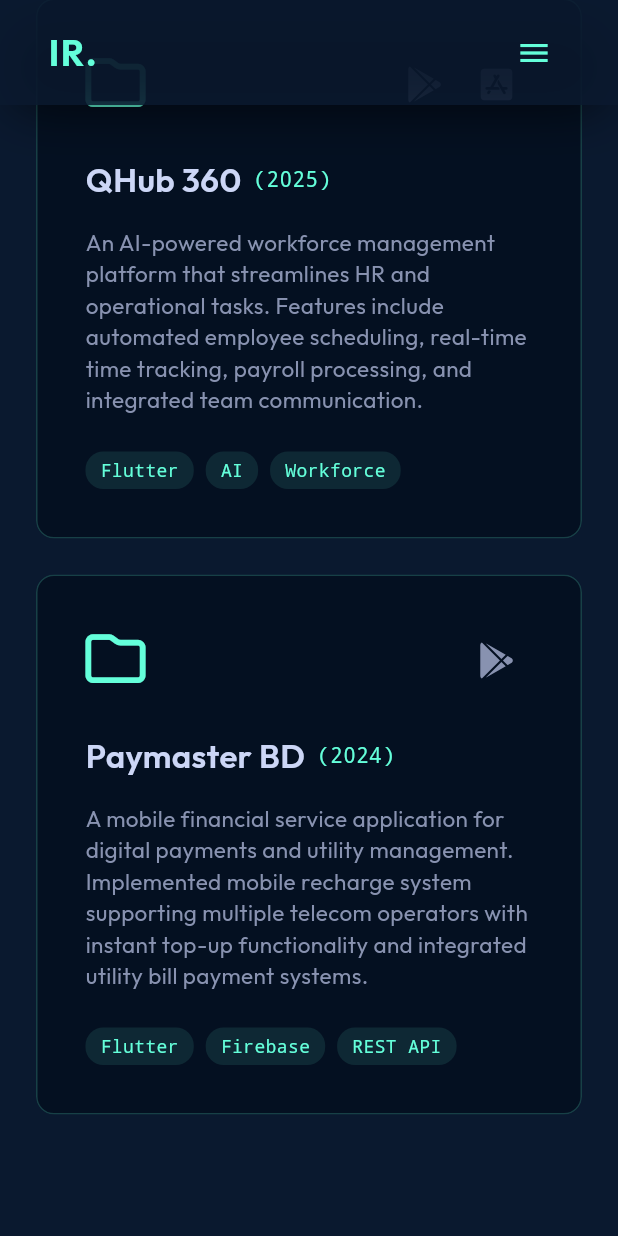
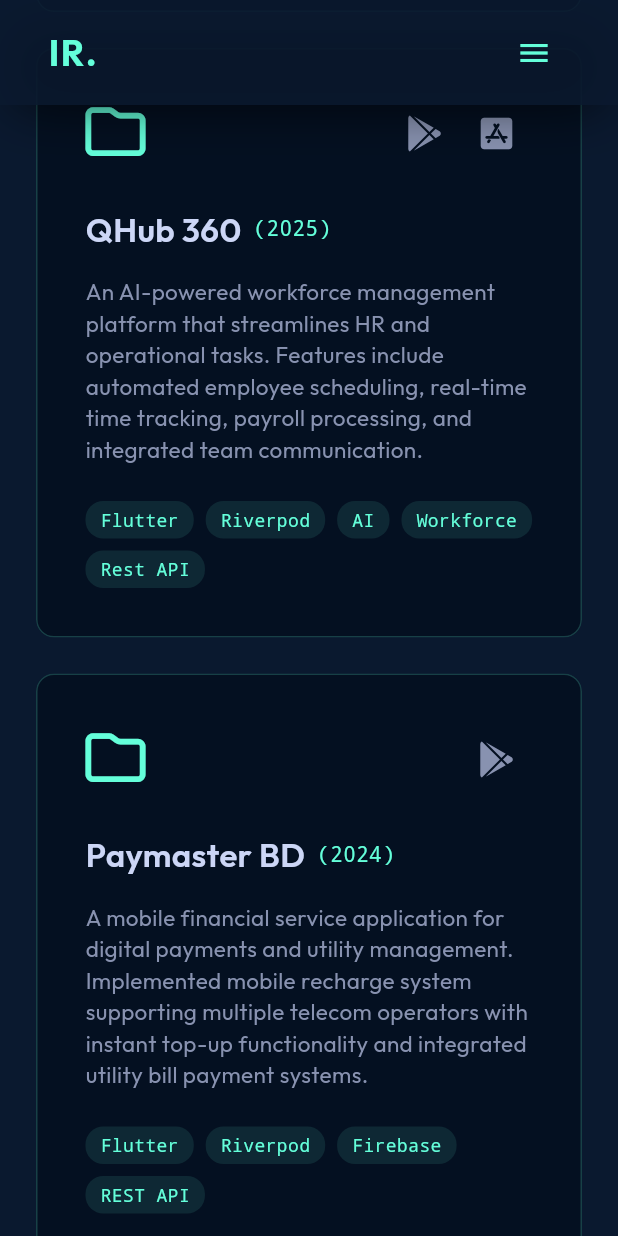
Before and after one commit to Imtiazmaruf/portfolio-imtiaz, a Flutter app: the screen it shows after launch, scrolled down 3456 dp, on a phone screen of 412 x 824 dp. Run offline on Flutter 3.47's test engine with Material 3 defaults, Android fonts, the light colour scheme and no system bars; our stand-ins replace font_awesome_flutter, google_fonts.

Commit message:
feat: update project tags and store links in projects section

```diff
--- a/lib/sections/projects_section.dart
+++ b/lib/sections/projects_section.dart
@@ -26,11 +26,11 @@ class ProjectsSection extends StatelessWidget {
                       year: '2026',
                       desc:
                           'A cross-platform career networking and job recruitment platform for Android and iOS users. Developed professional profile creation, CV management, job searching, real-time messaging, interview scheduling, and intelligent job matching systems.',
-                      tags: ['Flutter', 'Firebase', 'REST API'],
+                      tags: ['Flutter', 'GetX', 'AI', 'Firebase', 'REST API'],
                       playStoreUrl:
                           'https://play.google.com/store/apps/details?id=com.carlovan.cvconnectai',
                       appStoreUrl:
-                          'https://apps.apple.com/us/iphone/search?term=Mycvconnect',
+                          'https://apps.apple.com/us/app/mycvconnect/id6757781151',
                     ),
                     const SizedBox(height: 24),
 
@@ -39,7 +39,13 @@ class ProjectsSection extends StatelessWidget {
                       year: '2025',
                       desc:
                           'An AI-powered workforce management platform that streamlines HR and operational tasks. Features include automated employee scheduling, real-time time tracking, payroll processing, and integrated team communication.',
-                      tags: ['Flutter', 'AI', 'Workforce'],
+                      tags: [
+                        'Flutter',
+                        'Riverpod',
+                        'AI',
+                        'Workforce',
+                        'Rest API',
+                      ],
                       playStoreUrl:
                           'https://play.google.com/store/apps/details?id=com.qtech.qhub360',
                       appStoreUrl:
@@ -51,7 +57,7 @@ class ProjectsSection extends StatelessWidget {
                       year: '2024',
                       desc:
                           'A mobile financial service application for digital payments and utility management. Implemented mobile recharge system supporting multiple telecom operators with instant top-up functionality and integrated utility bill payment systems.',
-                      tags: ['Flutter', 'Firebase', 'REST API'],
+                      tags: ['Flutter', 'Riverpod', 'Firebase', 'REST API'],
                       playStoreUrl:
                           'https://play.google.com/store/apps/details?id=com.paymasterbd.apps',
                     ),
@@ -67,7 +73,17 @@ class ProjectsSection extends StatelessWidget {
                           year: '2026',
                           desc:
                               'A cross-platform career networking and job recruitment platform for Android and iOS users. Developed professional profile creation, CV management, job searching, real-time messaging, interview scheduling, and intelligent job matching systems.',
-                          tags: ['Flutter', 'Firebase', 'REST API'],
+                          tags: [
+                            'Flutter',
+                            'GetX',
+                            'AI',
+                            'Firebase',
+                            'REST API',
+                          ],
+                          playStoreUrl:
+                              'https://play.google.com/store/apps/details?id=com.carlovan.cvconnectai',
+                          appStoreUrl:
+                              'https://apps.apple.com/us/app/mycvconnect/id6757781151',
                         ),
                       ),
                       const SizedBox(width: 24),
@@ -77,7 +93,13 @@ class ProjectsSection extends StatelessWidget {
                           year: '2025',
                           desc:
                               'An AI-powered workforce management platform that streamlines HR and operational tasks. Features include automated employee scheduling, real-time time tracking, payroll processing, and integrated team communication.',
-                          tags: ['Flutter', 'AI', 'Workforce'],
+                          tags: [
+                            'Flutter',
+                            'Riverpod',
+                            'AI',
+                            'Workforce',
+                            'Rest API',
+                          ],
                           playStoreUrl:
                               'https://play.google.com/store/apps/details?id=com.qtech.qhub360',
                           appStoreUrl:
@@ -91,7 +113,9 @@ class ProjectsSection extends StatelessWidget {
                           year: '2024',
                           desc:
                               'A mobile financial service application for digital payments and utility management. Implemented mobile recharge system supporting multiple telecom operators with instant top-up functionality and integrated utility bill payment systems.',
-                          tags: ['Flutter', 'Firebase', 'REST API'],
+                          tags: ['Flutter', 'Riverpod', 'Firebase', 'REST API'],
+                          playStoreUrl:
+                              'https://play.google.com/store/apps/details?id=com.paymasterbd.apps',
                         ),
                       ),
                     ],
```
Also changed, not shown: 3 other files.
